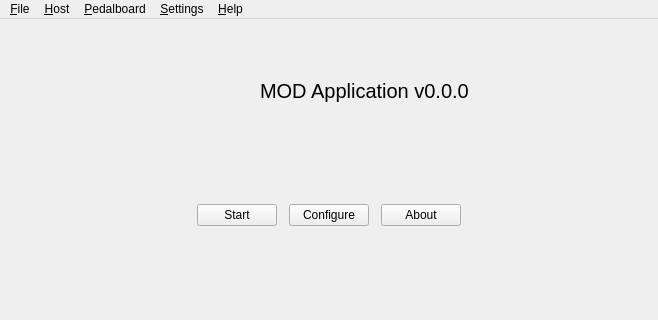
Old version of the form resources/ui/mod_host.ui in the repository mod-audio/mod-app-legacy; both pictures show x 0 to 658 and y 0 to 320 of the 658 by 536 pixel window.
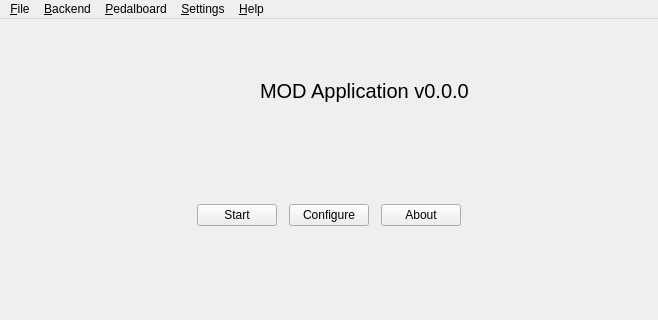
New version of the form. Icons and pictures are not drawn.

Commit message: Switch to using ingen as backend, experimental

```diff
--- a/resources/ui/mod_host.ui
+++ b/resources/ui/mod_host.ui
@@ -296,9 +296,9 @@
     <addaction name="act_help_project"/>
     <addaction name="act_help_website"/>
    </widget>
-   <widget class="QMenu" name="menu_Host">
+   <widget class="QMenu" name="menu_Backend">
     <property name="title">
-     <string>&amp;Host</string>
+     <string>&amp;Backend</string>
     </property>
     <addaction name="act_host_start"/>
     <addaction name="act_host_stop"/>
@@ -316,7 +316,7 @@
     <addaction name="act_pedalboard_share"/>
    </widget>
    <addaction name="menu_File"/>
-   <addaction name="menu_Host"/>
+   <addaction name="menu_Backend"/>
    <addaction name="menu_Pedalboard"/>
    <addaction name="menu_Settings"/>
    <addaction name="menu_Help"/>
```
Left out of the diff: 17 changed lines with no effect on the pictures. The commit also changes 4 other files.
